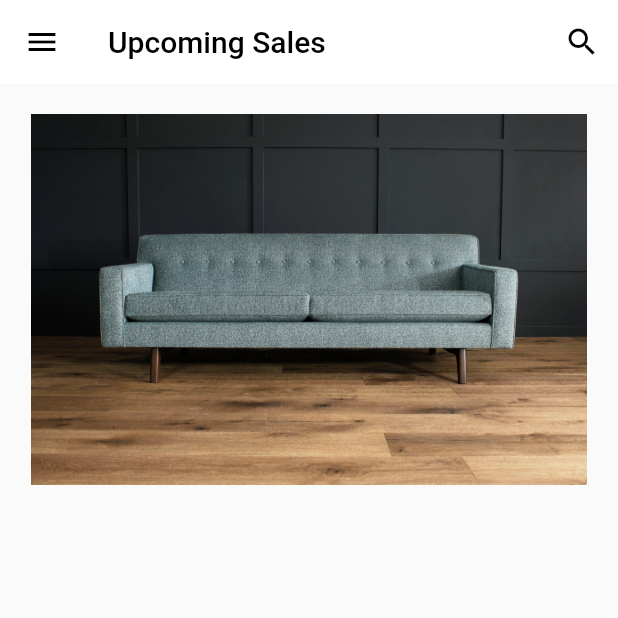
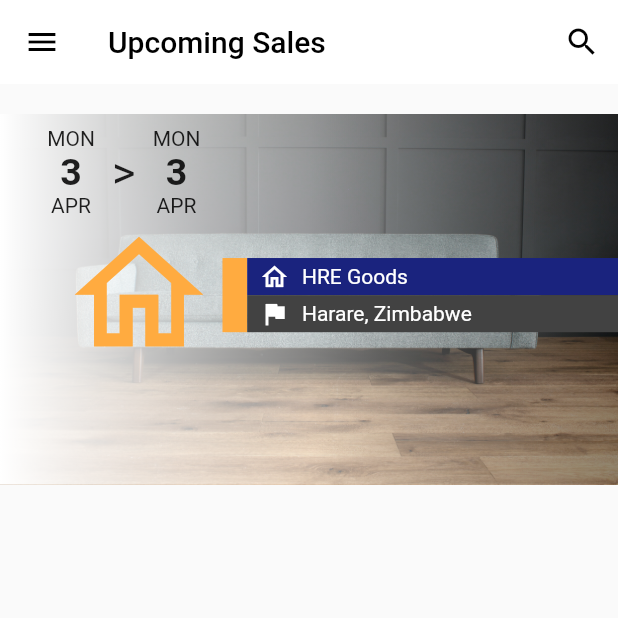
Before and after one commit to tondemadende/abc, a Flutter app: the screen it shows after launch, on a phone screen of 412 x 824 dp, the top half of it. Run offline on Flutter 3.47's test engine with Material 2 defaults, Android fonts, the phone set to English and light mode, and no system bars; our stand-ins replace get.

Commit message:
added upcoming sales

```diff
--- a/lib/screens/upcoming_sales.dart
+++ b/lib/screens/upcoming_sales.dart
@@ -36,7 +36,116 @@ class UpcomingSales extends StatelessWidget {
                 children: [
                   SizedBox(
                     width: width,
-                      child: Image.asset("assets/images/couch.jpeg", height: height*0.3, width: width,))
+                      child: Image.asset("assets/images/couch.jpeg",height: height*0.3,  width: width, fit: BoxFit.fill,)
+                  ),
+                  Container(
+                    height: height*0.3,
+                      width: width,
+                    decoration: BoxDecoration(
+                      gradient: LinearGradient(
+                        colors: [Colors.white, Colors.white.withOpacity(0.5), Colors.black54.withOpacity(0.4)]
+                      )
+
+                    ),
+                  ),
+                  SizedBox(
+                    height: height*0.3,
+                      child: Column(
+                        children: [
+                          Row(
+                            children: [
+                              SizedBox(width: 10,),
+                              SizedBox(
+                                  width: width*0.3,
+                                  // height: height*0.3,
+                                  child: Column(
+                                    children: [
+                                      SizedBox(height: height*0.01,),
+                                      Row(
+                                        mainAxisAlignment: MainAxisAlignment.spaceBetween,
+                                        children: [
+                                          SizedBox(width: 10,),
+                                          Column(
+                                            mainAxisAlignment: MainAxisAlignment.spaceBetween,
+                                            children: [
+                                              Text("MON"),
+                                              Text("3", style: TextStyle(fontWeight: FontWeight.bold, fontSize: 25),),
+                                              Text("APR")
+                                            ],
+                                          ),
+                                          Text(">", style: TextStyle(fontSize: 30,),),
+                                          Column(
+                                            mainAxisAlignment: MainAxisAlignment.spaceBetween,
+                                            children: [
+                                              Text("MON"),
+                                              Text("3", style: TextStyle(fontWeight: FontWeight.bold, fontSize: 25),),
+                                              Text("APR")
+                                            ],
+                                          ),
+                                        ],
+                                      ),
+
+                                    ],
+                                  )
+                              )
+
+                            ],
+                          ),
+                          Row(
+                            children: [
+                              SizedBox(width: width*0.1,),
+                              Icon(Icons.home_outlined, size: width*.25, color: Colors.orangeAccent,),
+                              SizedBox(width: width*0.01,),
+                              Row(
+                                children: [
+                                  Container(
+                                    width: width*0.04,
+                                    height: height*0.06,
+                                    decoration: BoxDecoration(
+                                      color: Colors.orangeAccent
+                                    ),
+                                  ),
+                                  Column(
+                                    children: [
+                                      Container(
+                                        height: height*0.03,
+                                        width: width*0.6,
+                                        decoration: BoxDecoration(
+                                            color: Colors.indigo[900]
+                                        ),
+                                        child: Row(
+                                          children: [
+                                            SizedBox(width: width*.02,),
+                                            Icon(Icons.home_outlined, color: Colors.white, size: 20,),
+                                            SizedBox(width: width*.02,),
+                                            Text("HRE Goods", style: TextStyle(color: Colors.white),)
+                                          ],
+                                        ),
+                                      ),
+                                      Container(
+                                        height: height*0.03,
+                                        width: width*0.6,
+                                        decoration: BoxDecoration(
+                                            color: Colors.grey[800]
+                                        ),
+                                        child: Row(
+                                          children: [
+                                            SizedBox(width: width*.02,),
+                                            Icon(Icons.flag, color: Colors.white, size: 20,),
+                                            SizedBox(width: width*.02,),
+                                            Text("Harare, Zimbabwe", style: TextStyle(color: Colors.white),)
+                                          ],
+                                        ),
+                                      ),
+                                    ],
+                                  )
+                                ],
+                              )
+                            ],
+                          )
+                        ],
+                      ),
+                  )
                 ],
 
               ),
```
